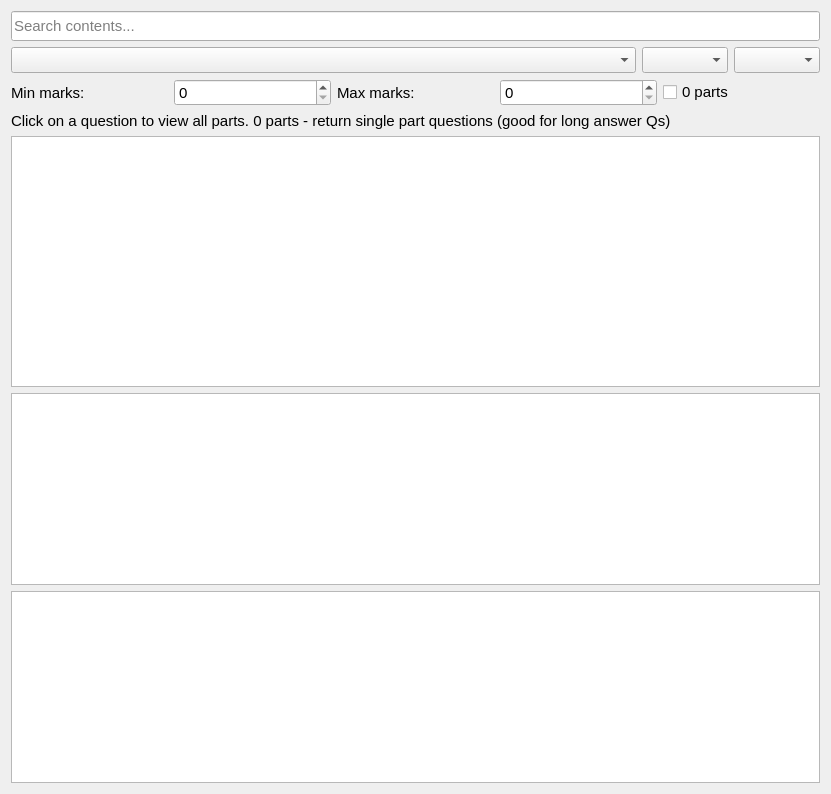
The window that QT/questionbank.ui (Daniel-CG-Wright/ExamPaperProject) describes before a commit, drawn with Qt 5.
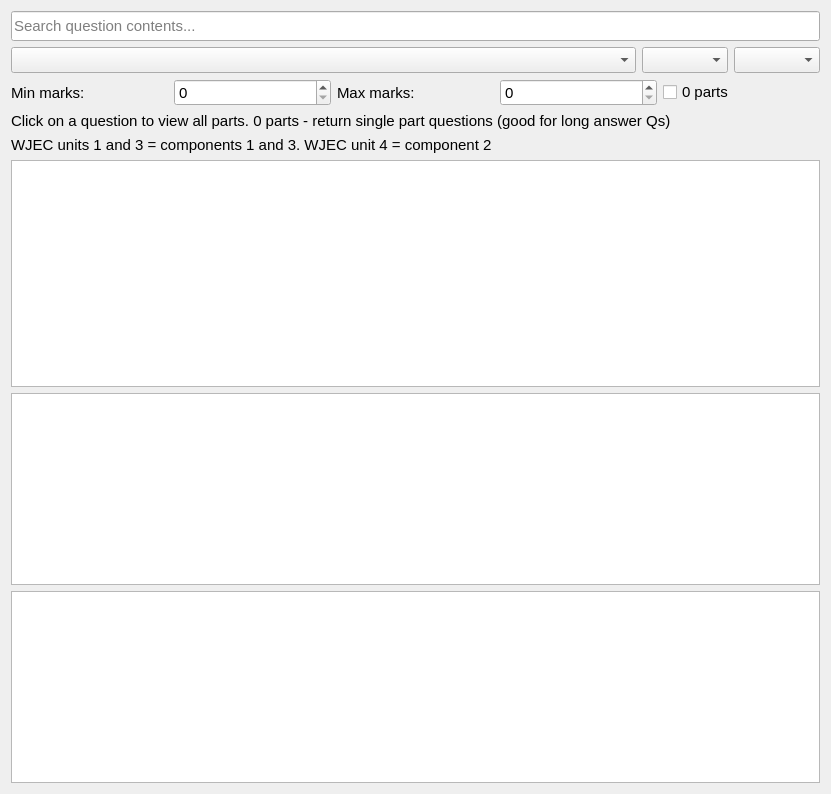
The same window after the commit.

Commit message:
Big update - question bank mostly done, just need to: 1. add parts view of question when clicking on the question 2. add question as a whole in the question preview text edit.
Then we can move onto the randomised questions.

Please note: there are errors with some of the pdfreading soon.
They are not serious, but have to be rectified at some point.

What changed in the file:
```diff
--- a/QT/questionbank.ui
+++ b/QT/questionbank.ui
@@ -18,7 +18,7 @@
   <property name="windowTitle">
    <string>Question Bank</string>
   </property>
-  <layout class="QVBoxLayout" name="verticalLayout" stretch="0,0,0,0,4,1,1">
+  <layout class="QVBoxLayout" name="verticalLayout" stretch="0,0,0,0,0,4,1,1">
    <item>
     <widget class="QLineEdit" name="lineEdit">
      <property name="sizePolicy">
@@ -34,7 +34,7 @@
       </size>
      </property>
      <property name="placeholderText">
-      <string>Search contents...</string>
+      <string>Search question contents...</string>
      </property>
     </widget>
    </item>
@@ -116,6 +116,13 @@
      </property>
     </widget>
    </item>
+   <item>
+    <widget class="QLabel" name="lWjec">
+     <property name="text">
+      <string>WJEC units 1 and 3 = components 1 and 3. WJEC unit 4 = component 2</string>
+     </property>
+    </widget>
+   </item>
    <item>
     <widget class="QTableWidget" name="twQuestionBank">
      <property name="sizePolicy">
@@ -124,6 +131,12 @@
        <verstretch>0</verstretch>
       </sizepolicy>
      </property>
+     <property name="editTriggers">
+      <set>QAbstractItemView::NoEditTriggers</set>
+     </property>
+     <attribute name="horizontalHeaderStretchLastSection">
+      <bool>true</bool>
+     </attribute>
     </widget>
    </item>
    <item>
```
Left out of the diff: 14 changed lines with no effect on the pictures. The commit also changes 8 other files.
